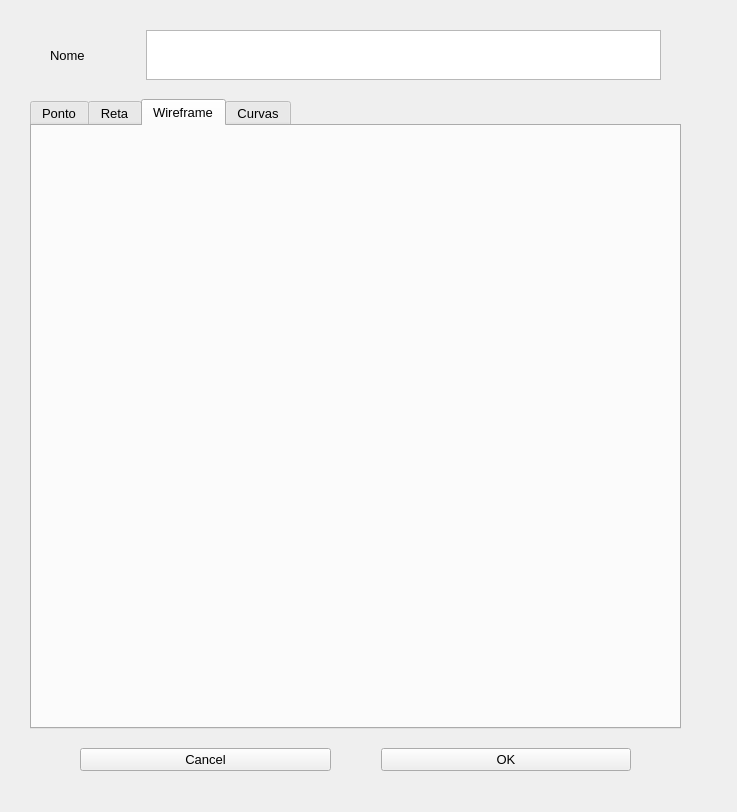
Before: the Qt Designer form incluirobjeto.ui in nicoschmdt/UFSC, drawn with Qt 5.
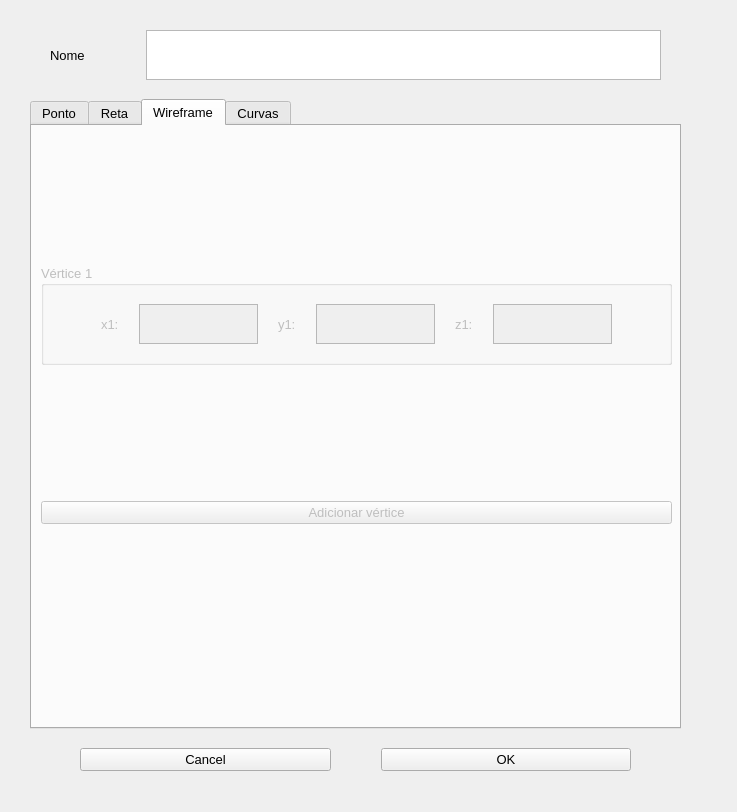
After: the same form once the commit is applied. The open tabs and pages were chosen to show the change.

Commit message: adicionar vértices na aba wireframe

```diff
--- a/incluirobjeto.ui
+++ b/incluirobjeto.ui
@@ -464,6 +464,140 @@
        <attribute name="title">
         <string>Wireframe</string>
        </attribute>
+       <widget class="QWidget" name="verticalLayoutWidget_4">
+        <property name="geometry">
+         <rect>
+          <x>9</x>
+          <y>9</y>
+          <width>631</width>
+          <height>521</height>
+         </rect>
+        </property>
+        <layout class="QVBoxLayout" name="verticalLayoutWireframe">
+         <item>
+          <widget class="QGroupBox" name="groupBoxVertice1">
+           <property name="maximumSize">
+            <size>
+             <width>16777215</width>
+             <height>100</height>
+            </size>
+           </property>
+           <property name="title">
+            <string>Vértice 1</string>
+           </property>
+           <property name="alignment">
+            <set>Qt::AlignLeading|Qt::AlignLeft|Qt::AlignTop</set>
+           </property>
+           <widget class="QWidget" name="horizontalLayoutWidget">
+            <property name="geometry">
+             <rect>
+              <x>10</x>
+              <y>19</y>
+              <width>611</width>
+              <height>81</height>
+             </rect>
+            </property>
+            <layout class="QHBoxLayout" name="horizontalLayoutVertice1">
+             <property name="spacing">
+              <number>20</number>
+             </property>
+             <property name="leftMargin">
+              <number>50</number>
+             </property>
+             <property name="topMargin">
+              <number>20</number>
+             </property>
+             <property name="rightMargin">
+              <number>50</number>
+             </property>
+             <property name="bottomMargin">
+              <number>20</number>
+             </property>
+             <item>
+              <widget class="QLabel" name="labelXVertice1">
+               <property name="enabled">
+                <bool>false</bool>
+               </property>
+               <property name="text">
+                <string>x1:</string>
+               </property>
+              </widget>
+             </item>
+             <item>
+              <widget class="QPlainTextEdit" name="plainTextEditXVertice1">
+               <property name="enabled">
+                <bool>false</bool>
+               </property>
+               <property name="maximumSize">
+                <size>
+                 <width>16777215</width>
+                 <height>40</height>
+                </size>
+               </property>
+              </widget>
+             </item>
+             <item>
+              <widget class="QLabel" name="labelYVertice1">
+               <property name="enabled">
+                <bool>false</bool>
+               </property>
+               <property name="text">
+                <string>y1:</string>
+               </property>
+              </widget>
+             </item>
+             <item>
+              <widget class="QPlainTextEdit" name="plainTextEditYVertice1">
+               <property name="enabled">
+                <bool>false</bool>
+               </property>
+               <property name="maximumSize">
+                <size>
+                 <width>4987648</width>
+                 <height>40</height>
+                </size>
+               </property>
+              </widget>
+             </item>
+             <item>
+              <widget class="QLabel" name="labelZVertice1">
+               <property name="enabled">
+                <bool>false</bool>
+               </property>
+               <property name="text">
+                <string>z1:</string>
+               </property>
+              </widget>
+             </item>
+             <item>
+              <widget class="QPlainTextEdit" name="plainTextEditZVertice1">
+               <property name="enabled">
+                <bool>false</bool>
+               </property>
+               <property name="maximumSize">
+                <size>
+                 <width>16777215</width>
+                 <height>40</height>
+                </size>
+               </property>
+              </widget>
+             </item>
+            </layout>
+           </widget>
+          </widget>
+         </item>
+         <item>
+          <widget class="QPushButton" name="pushButtonAdicionarVertice">
+           <property name="enabled">
+            <bool>false</bool>
+           </property>
+           <property name="text">
+            <string>Adicionar vértice</string>
+           </property>
+          </widget>
+         </item>
+        </layout>
+       </widget>
       </widget>
       <widget class="QWidget" name="CurvasTab">
        <property name="enabled">
```
Left out of the diff: 2 changed lines with no effect on the pictures. The commit also changes 1 other file.
